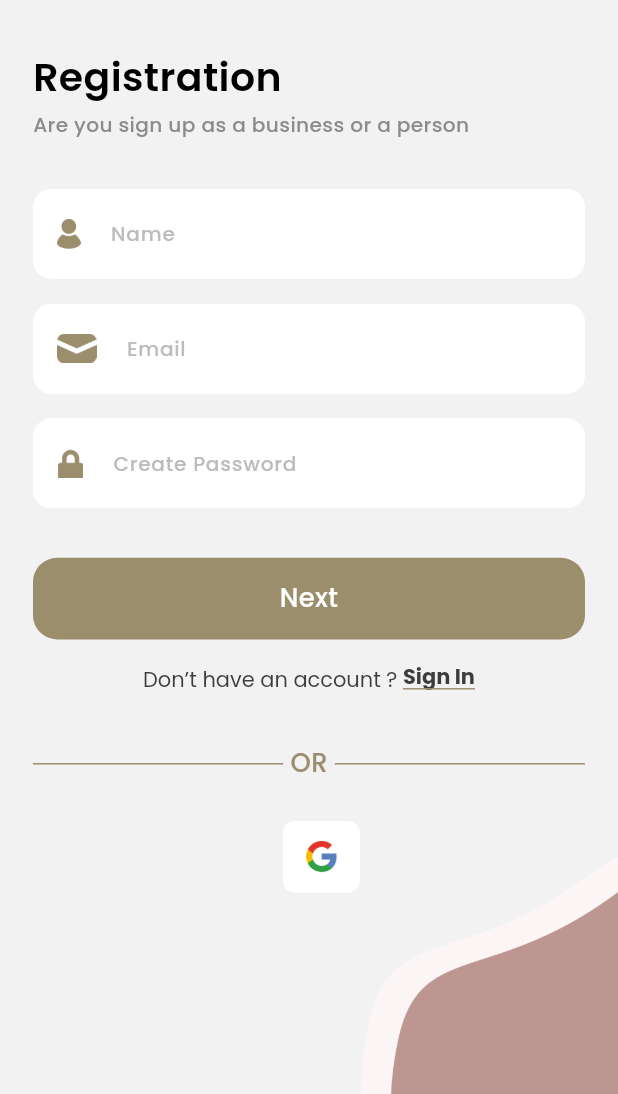
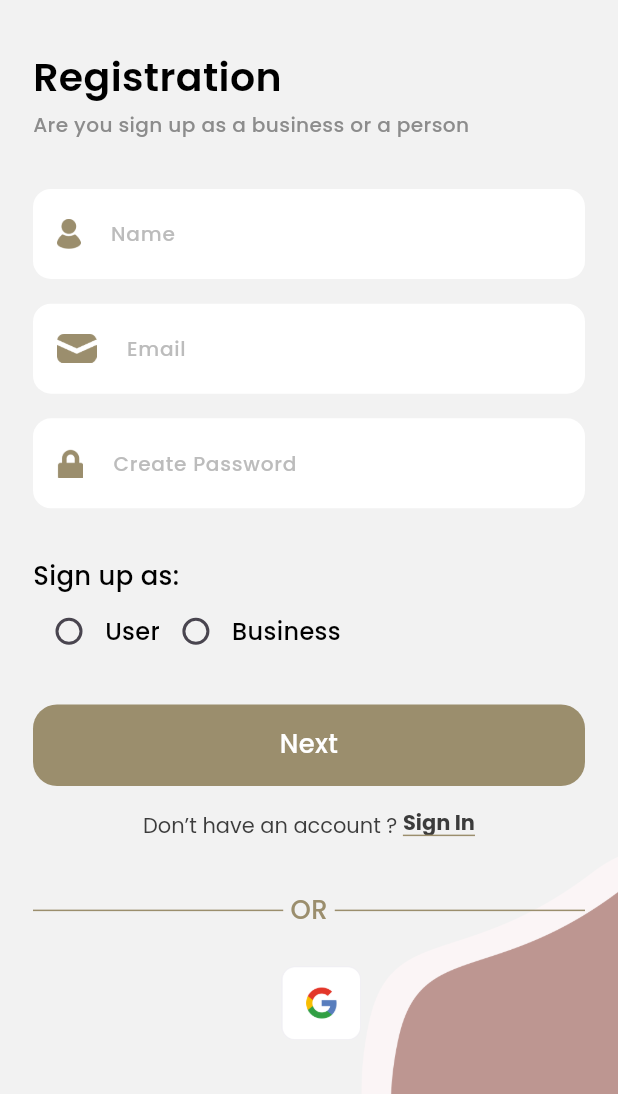
Before and after one commit to Techdotpvtltd/MuutschApp, a Flutter app: the SignupPage screen opened directly, on a phone screen of 412 x 824 dp, the part 142-1236 px from its top. Run offline on Flutter 3.47's test engine with Material 3 defaults, Android fonts, the phone set to English and light mode, and no system bars; our stand-ins replace cached_network_image, cloud_firestore, dropdown_button2, firebase_auth, firebase_core, flutter_bloc and 13 more; missing offline and left inert: custom_info_window, day_night_time_picker, place_picker; accounts and stored records are empty; statements that could not run were skipped.

```diff
--- a/lib/blocs/auth/auth_bloc.dart
+++ b/lib/blocs/auth/auth_bloc.dart
@@ -92,6 +92,7 @@ class AuthBloc extends Bloc<AuthEvent, AuthState> {
             name: event.name,
             email: event.email,
             password: event.password,
+            role: event.isUser ? "user" : 'business',
           );
           emit(AuthStateRegistered());
         } on AppException catch (e) {
--- a/lib/blocs/auth/auth_event.dart
+++ b/lib/blocs/auth/auth_event.dart
@@ -24,11 +24,13 @@ class AuthEventRegistering extends AuthEvent {
   final String name;
   final String email;
   final String password;
+  final bool isUser;
   // final String confirmPassword;
   AuthEventRegistering({
     required this.name,
     required this.email,
     required this.password,
+    required this.isUser,
     // required this.confirmPassword,
   });
 }
--- a/lib/models/user_model.dart
+++ b/lib/models/user_model.dart
@@ -77,6 +77,7 @@ class UserModel {
       'createdAt': Timestamp.fromDate(createdAt),
       'isActived': true,
       'numOfChildren': numberOfChildren,
+      'role': role,
       'location': location?.toMap(),
       'children': children?.map((e) => e.toMap()).toList(),
       'interests': interests,
--- a/lib/pages/auth/signup_page.dart
+++ b/lib/pages/auth/signup_page.dart
@@ -27,16 +27,23 @@ class SignupPage extends StatefulWidget {
 
 class _SignupPageState extends State<SignupPage> {
   bool isLoading = false;
+  bool? isUser;
   final TextEditingController nameController = TextEditingController();
   final TextEditingController emailController = TextEditingController();
   final TextEditingController passwordController = TextEditingController();
 
   void triggerSignupEvent(AuthBloc bloc) {
+    if (isUser == null) {
+      CustomDialogs().errorBox(message: "Please select user type.");
+      return;
+    }
     bloc.add(
       AuthEventRegistering(
-          name: nameController.text,
-          email: emailController.text,
-          password: passwordController.text),
+        name: nameController.text,
+        email: emailController.text,
+        password: passwordController.text,
+        isUser: isUser!,
+      ),
     );
   }
 
@@ -170,6 +177,39 @@ class _SignupPageState extends State<SignupPage> {
                           isPrefix: true,
                         ),
                         SizedBox(height: 4.h),
+                        Column(
+                          crossAxisAlignment: CrossAxisAlignment.start,
+                          children: [
+                            text_widget("Sign up as: "),
+                            Row(
+                              children: [
+                                Radio(
+                                  value: isUser ?? false,
+                                  groupValue: true,
+                                  onChanged: (value) {
+                                    setState(
+                                      () {
+                                        isUser = true;
+                                      },
+                                    );
+                                  },
+                                ),
+                                text_widget("User", fontSize: 16.0),
+                                Radio(
+                                  value: isUser == false,
+                                  groupValue: true,
+                                  onChanged: (value) {
+                                    setState(() {
+                                      isUser = false;
+                                    });
+                                  },
+                                ),
+                                text_widget("Business", fontSize: 16.0),
+                              ],
+                            ),
+                          ],
+                        ),
+                        SizedBox(height: 3.h),
                         gradientButton("Next",
                             font: 17,
                             txtColor: MyColors.white,
--- a/lib/repos/auth_repo.dart
+++ b/lib/repos/auth_repo.dart
@@ -38,6 +38,7 @@ class AuthRepo {
     required String name,
     required String email,
     required String password,
+    required String role,
     // required String confirmPassword,
     // required String phoenNumber,
   }) async {
@@ -58,6 +59,7 @@ class AuthRepo {
         uid: userCredential.user?.uid ?? "",
         name: name,
         email: email,
+        role: role,
         // phoneNumber: phoenNumber,
       );
     } catch (e) {
@@ -123,7 +125,8 @@ class AuthRepo {
                 uid: user.uid,
                 name: user.displayName ?? "",
                 avatarUrl: user.photoURL,
-                email: user.email ?? "");
+                email: user.email ?? "",
+                role: 'user');
             _fetchOrCreateUser();
           } else {
             throw throwAppException(e: e);
--- a/lib/repos/user_repo.dart
+++ b/lib/repos/user_repo.dart
@@ -66,6 +66,7 @@ class UserRepo {
     required String name,
     required String email,
     String? avatarUrl,
+    required String role,
   }) async {
     try {
       if (uid == "") {
@@ -77,6 +78,7 @@ class UserRepo {
         name: name,
         email: email,
         createdAt: DateTime.now(),
+        role: role,
         avatar: avatarUrl ?? "",
       );
 
```
